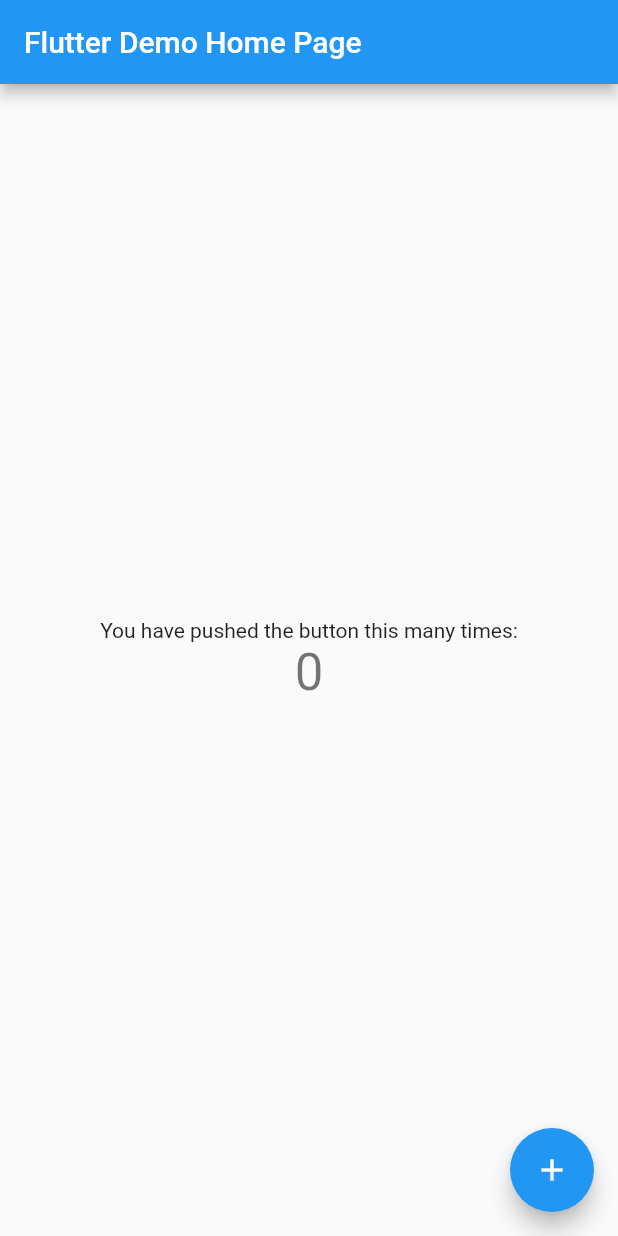
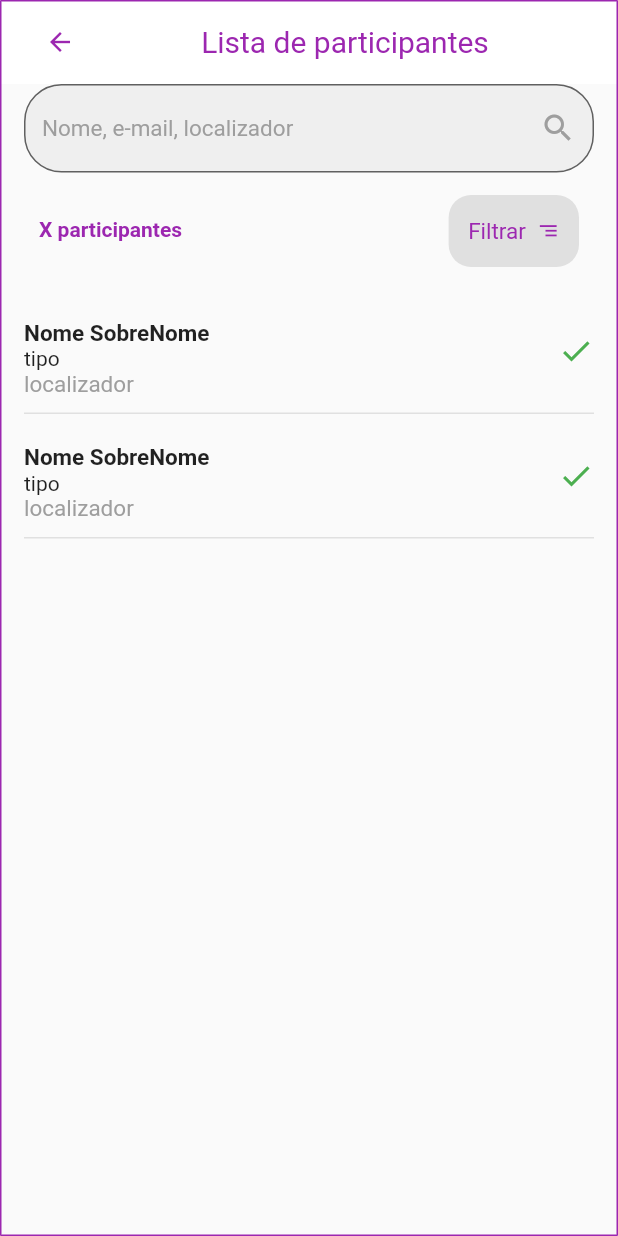
Before and after one commit to renanvolpe/ticketsFilter, a Flutter app: the screen it shows after launch, on a phone screen of 412 x 824 dp. Run offline on Flutter 3.47's test engine with Material 2 defaults, Android fonts, the phone set to English and light mode, and no system bars.

Commit message:
create first page

```diff
--- /dev/null
+++ b/lib/filterScreen.dart
@@ -0,0 +1,50 @@
+import 'package:flutter/material.dart';
+
+
+class FilterScreen extends StatefulWidget {
+
+  const FilterScreen({Key? key }) : super(key: key);
+  @override
+  _FilterScreenState createState() => _FilterScreenState();
+}
+
+class _FilterScreenState extends State<FilterScreen> {
+
+  @override
+  void initState() {
+    super.initState();
+  }
+
+  @override
+  void didUpdateWidget(covariant FilterScreen oldWidget) {
+
+    super.didUpdateWidget(oldWidget);
+  }
+
+  @override
+  Widget build(BuildContext context) {
+    return Scaffold(
+      body: Container(
+        decoration: const BoxDecoration(
+            color: Colors.black,
+            image: DecorationImage(
+              fit: BoxFit.cover,
+              image: AssetImage('assets/images/main_back_transparent.png')
+            )
+        ),
+        height: MediaQuery.of(context).size.height,
+        child: SingleChildScrollView(
+          child: SafeArea(
+            child: Column(
+              mainAxisSize: MainAxisSize.min,
+              mainAxisAlignment: MainAxisAlignment.start,
+              children: const <Widget>[
+
+              ],
+            ),
+          ),
+        ),
+      ),
+    );
+  }
+}
--- /dev/null
+++ b/lib/filtro.dart
@@ -0,0 +1,11 @@
+class Filtro {
+  late String email;
+  late String nome;
+  late String localizador;
+  late bool checkIn;
+  late String tipoIngresso;
+
+  Filtro(String email) {
+    email = this.email;
+  }
+}
--- a/lib/main.dart
+++ b/lib/main.dart
@@ -1,4 +1,5 @@
 import 'package:flutter/material.dart';
+import 'package:go_free_project/filtro.dart';
 
 void main() {
   runApp(const MyApp());
@@ -7,39 +8,22 @@
 class MyApp extends StatelessWidget {
   const MyApp({Key? key}) : super(key: key);
 
-  // This widget is the root of your application.
+
   @override
   Widget build(BuildContext context) {
-    return MaterialApp(
-      title: 'Flutter Demo',
-      theme: ThemeData(
-        // This is the theme of your application.
-        //
-        // Try running your application with "flutter run". You'll see the
-        // application has a blue toolbar. Then, without quitting the app, try
-        // changing the primarySwatch below to Colors.green and then invoke
-        // "hot reload" (press "r" in the console where you ran "flutter run",
-        // or simply save your changes to "hot reload" in a Flutter IDE).
-        // Notice that the counter didn't reset back to zero; the application
-        // is not restarted.
-        primarySwatch: Colors.blue,
-      ),
-      home: const MyHomePage(title: 'Flutter Demo Home Page'),
+    return const MaterialApp(
+      title: 'Teste GoFree',
+
+      home: MyHomePage(title: 'Lista de participantes'),
     );
   }
 }
 
 class MyHomePage extends StatefulWidget {
-  const MyHomePage({Key? key, required this.title}) : super(key: key);
+  final Filtro? filtro;
+  const MyHomePage({Key? key, required this.title, this.filtro}) : super(key: key);
 
-  // This widget is the home page of your application. It is stateful, meaning
-  // that it has a State object (defined below) that contains fields that affect
-  // how it looks.
 
-  // This class is the configuration for the state. It holds the values (in this
-  // case the title) provided by the parent (in this case the App widget) and
-  // used by the build method of the State. Fields in a Widget subclass are
-  // always marked "final".
 
   final String title;
 
@@ -60,56 +44,169 @@
       _counter++;
     });
   }
-
+  TextEditingController filterController = TextEditingController();
   @override
   Widget build(BuildContext context) {
-    // This method is rerun every time setState is called, for instance as done
-    // by the _incrementCounter method above.
-    //
-    // The Flutter framework has been optimized to make rerunning build methods
-    // fast, so that you can just rebuild anything that needs updating rather
-    // than having to individually change instances of widgets.
+
     return Scaffold(
+
       appBar: AppBar(
-        // Here we take the value from the MyHomePage object that was created by
-        // the App.build method, and use it to set our appbar title.
-        title: Text(widget.title),
+        shape: const Border(
+          top:  BorderSide(width: 1, color: Colors.purple),
+          left: BorderSide(width: 1, color: Colors.purple),
+          right: BorderSide(width: 1, color: Colors.purple),
+
+        ),
+        backgroundColor: Colors.white,
+        elevation: 0,
+        title: Row(
+          mainAxisAlignment: MainAxisAlignment.start,
+          children: [
+            IconButton(onPressed: (){}, icon: const Icon(Icons.arrow_back, color: Colors.purple, size: 20,)),
+
+             Expanded(
+               child: Center(
+                 child: Text(
+                        widget.title,
+                        style: const TextStyle(
+
+                          fontWeight: FontWeight.normal,
+                          color: Colors.purple
+                        ),
+                        ),
+               ),
+             ),
+
+          ],
+        ) ,
       ),
-      body: Center(
-        // Center is a layout widget. It takes a single child and positions it
-        // in the middle of the parent.
+      body: Container(
+        decoration: const BoxDecoration(
+                  border: Border(
+                      bottom: BorderSide(width: 1, color: Colors.purple),
+                      left: BorderSide(width: 1, color: Colors.purple),
+                      right: BorderSide(width: 1, color: Colors.purple),
+                  )),
         child: Column(
-          // Column is also a layout widget. It takes a list of children and
-          // arranges them vertically. By default, it sizes itself to fit its
-          // children horizontally, and tries to be as tall as its parent.
-          //
-          // Invoke "debug painting" (press "p" in the console, choose the
-          // "Toggle Debug Paint" action from the Flutter Inspector in Android
-          // Studio, or the "Toggle Debug Paint" command in Visual Studio Code)
-          // to see the wireframe for each widget.
-          //
-          // Column has various properties to control how it sizes itself and
-          // how it positions its children. Here we use mainAxisAlignment to
-          // center the children vertically; the main axis here is the vertical
-          // axis because Columns are vertical (the cross axis would be
-          // horizontal).
-          mainAxisAlignment: MainAxisAlignment.center,
-          children: <Widget>[
-            const Text(
-              'You have pushed the button this many times:',
+
+          mainAxisAlignment: MainAxisAlignment.start,
+          children:  <Widget>[
+
+          Container(
+            margin: const EdgeInsets.symmetric(horizontal: 15),
+            child: TextField(
+              controller: filterController,
+              onChanged: (value){
+                  //atualiza o filtro
+                  setState(() {
+
+                  });
+                },
+
+              decoration: const InputDecoration(
+                filled: true,
+                fillColor: Color.fromARGB(30, 158, 158, 158),
+                hintText: "Nome, e-mail, localizador",
+                hintStyle: TextStyle(color: Colors.grey, fontSize: 15, ),
+                suffixIcon: Icon(Icons.search, color: Colors.grey),
+                border: OutlineInputBorder(
+                  borderRadius: BorderRadius.all(Radius.circular(25))
+                )
+              ),
+
+          )) ,
+
+
+          Container(
+            margin: const EdgeInsets.symmetric(horizontal: 15, vertical: 5),
+            padding: const EdgeInsets.all(10),
+
+            child: Row(
+              crossAxisAlignment: CrossAxisAlignment.start,
+              children: [
+                Container(
+                  margin: const EdgeInsets.only(top:15),
+
+                  child: const Text("X participantes", style: TextStyle(fontWeight: FontWeight.bold, color: Colors.purple, fontSize: 14),)),
+                const Spacer(),
+
+                Container(
+                  padding: const EdgeInsets.symmetric(horizontal: 5),
+                  decoration: const BoxDecoration(
+                    color: Color.fromARGB(73, 158, 158, 158),
+                    borderRadius: BorderRadius.all(Radius.circular(15))
+                  ),
+                  child: TextButton(
+                    onPressed: (){
+
+                    },
+                    child: Row(
+                    children: const [
+                      Text("Filtrar  ", style: TextStyle(color: Colors.purple, fontWeight: FontWeight.normal, fontSize: 15),),
+                      Icon(Icons.segment, color:  Colors.purple, size: 15,)
+                    ],
+                ),
+                  ),),
+
+
+              ],
             ),
-            Text(
-              '$_counter',
-              style: Theme.of(context).textTheme.headline4,
-            ),
+          ),
+
+          Container(
+            //100 é o tamanho de cada widget
+            height: 3*100,
+            child: ListView.builder(
+                      itemCount: 2,
+                      itemBuilder:  ((context, i) {
+                        return cadaParticipante();
+                      }
+                      )
+                    ),
+          )
           ],
         ),
       ),
-      floatingActionButton: FloatingActionButton(
-        onPressed: _incrementCounter,
-        tooltip: 'Increment',
-        child: const Icon(Icons.add),
-      ), // This trailing comma makes auto-formatting nicer for build methods.
+
+    );
+  }
+  Widget cadaParticipante(){
+    return Container(
+      padding: const EdgeInsets.symmetric(vertical: 10),
+      decoration: const BoxDecoration(
+        border: Border(
+          bottom: BorderSide(width: 1, color: Color.fromARGB(73, 158, 158, 158))
+        )
+      ),
+      margin: const EdgeInsets.symmetric(horizontal: 15),
+     child: Row(
+      crossAxisAlignment: CrossAxisAlignment.center,
+      children: [
+        Container(
+          margin: const EdgeInsets.only(top: 10),
+          child: Column(
+            crossAxisAlignment: CrossAxisAlignment.start,
+            children: const [
+              Text("Nome SobreNome", style: TextStyle(
+                fontWeight: FontWeight.bold,
+                overflow: TextOverflow.fade,
+                fontSize: 15
+              ),),
+              Text("tipo ", textAlign: TextAlign.start,
+               style: TextStyle(
+                fontSize: 14,
+                fontWeight: FontWeight.normal),),
+              Text("localizador",
+               style: TextStyle(
+                fontSize: 15,
+                color: Colors.grey),),
+            ],
+          ),
+        ),
+        const Spacer(),
+        const Icon(Icons.check, color: Colors.green,)
+      ],
+     ),
     );
   }
 }
```
